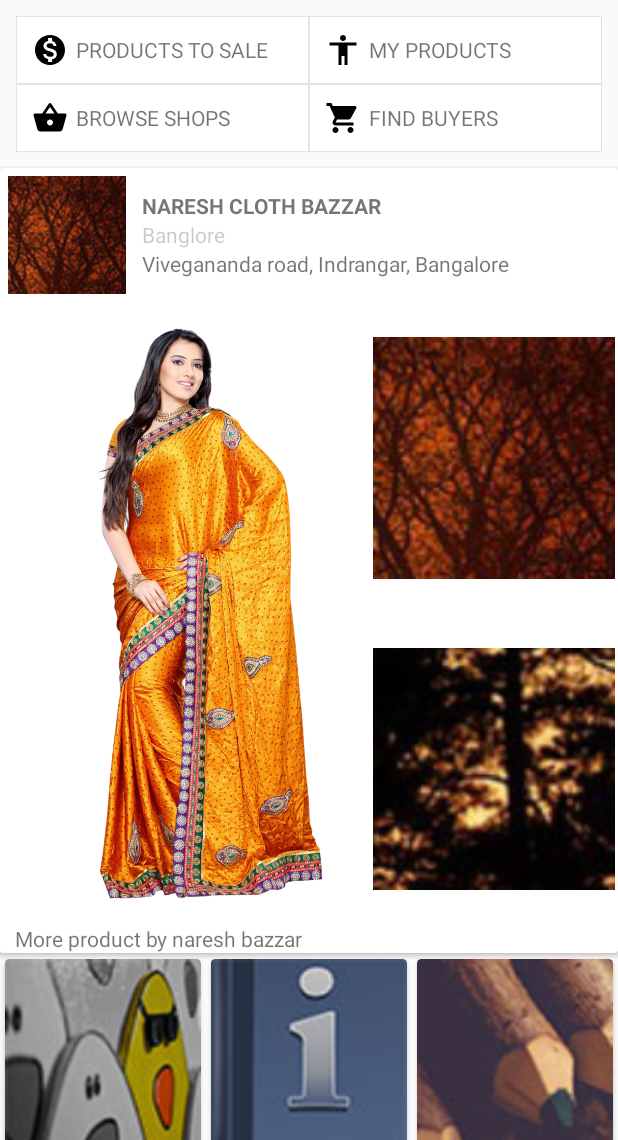
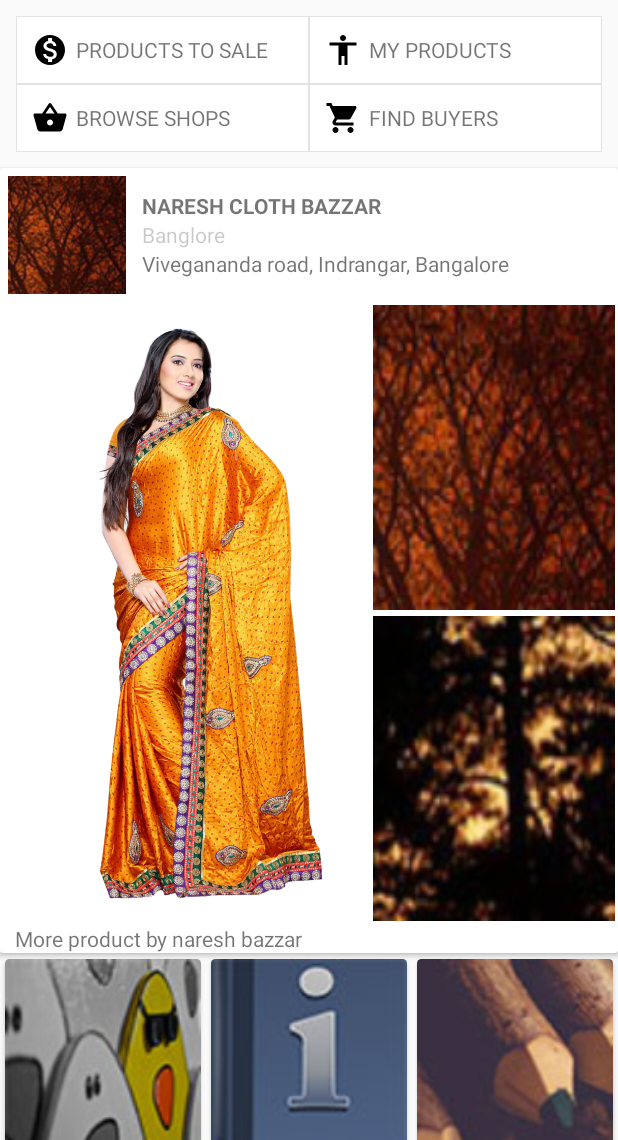
Before and after one commit to subaharan/LocalQueenSubaharan, an Android app: the screen it shows after launch (MainActivity), on a phone screen of 412 x 824 dp, the part 96-1236 px from its top. Run offline under Robolectric (Android 15) with nearby library versions, the phone set to English and light mode, and no system bars.

Commit message:
small UI change

```diff
--- a/app/src/main/res/layout/activity_main.xml
+++ b/app/src/main/res/layout/activity_main.xml
@@ -106,20 +106,20 @@
                         <ImageView
                             android:layout_width="match_parent"
                             android:layout_height="0dp"
-                            android:layout_marginLeft="2dp"
-                            android:layout_marginRight="2dp"
+                            android:layout_margin="2dp"
+
                             android:layout_weight="1"
                             android:adjustViewBounds="true"
-                            android:scaleType="fitCenter"
+                            android:scaleType="fitXY"
                             android:src="@drawable/eight" />
 
                         <ImageView
                             android:layout_width="match_parent"
                             android:layout_height="0dp"
-                            android:layout_marginLeft="2dp"
-                            android:layout_marginRight="2dp"
+                            android:layout_margin="2dp"
+
                             android:layout_weight="1"
-                            android:scaleType="fitCenter"
+                            android:scaleType="fitXY"
                             android:src="@drawable/six" />
                     </LinearLayout>
 
```
